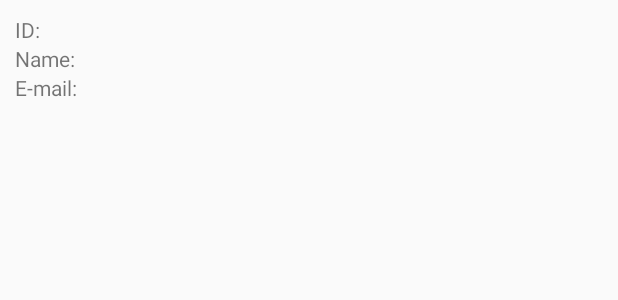
After one commit to Qwenga/CardManager, an Android app: the layout my_accountinfo.xml on its own in the app's theme, with its tools: preview values and no code run, on a phone screen of 412 x 824 dp. The commit adds this screen. Shown: the top 300 px of the screen. Run offline under Robolectric (Android 15) with nearby library versions, the phone set to English and light mode, and no system bars.

Commit message:
mikkel pc

```diff
--- a/app/src/main/java/com/example/rasmusengmark/cardmanager/User.java
+++ b/app/src/main/java/com/example/rasmusengmark/cardmanager/User.java
@@ -19,9 +19,7 @@ public class User {
 
     public String getEmail() {return email; }
 
-    public void setEmail(String email) {
-        this.email = email;
-    }
+    public void setEmail(String email) {this.email = email;}
 
     public Long getId() {
         return _id;
--- /dev/null
+++ b/app/src/main/res/layout/my_accountinfo.xml
@@ -0,0 +1,51 @@
+<?xml version="1.0" encoding="utf-8"?>
+<RelativeLayout xmlns:android="http://schemas.android.com/apk/res/android"
+    android:layout_width="match_parent"
+    android:layout_height="match_parent"
+    android:orientation="vertical"
+    android:padding="10dp">
+
+    <TextView
+        android:id="@+id/textViewIdLabel"
+        android:layout_width="wrap_content"
+        android:layout_height="wrap_content"
+        android:text="@string/accountId"
+        android:layout_alignParentLeft="true"
+        android:layout_alignParentTop="true"/>
+
+    <TextView
+        android:id="@+id/textViewId"
+        android:layout_width="wrap_content"
+        android:layout_height="wrap_content"
+        android:layout_toRightOf="@id/textViewIdLabel"
+        android:layout_alignBaseline="@id/textViewIdLabel" />
+
+    <TextView
+        android:id="@+id/textViewNameLabel"
+        android:layout_width="wrap_content"
+        android:layout_height="wrap_content"
+        android:text="@string/accountName"
+        android:layout_below="@id/textViewIdLabel"/>
+
+    <TextView
+        android:id="@+id/textViewName"
+        android:layout_width="wrap_content"
+        android:layout_height="wrap_content"
+        android:layout_toRightOf="@id/textViewNameLabel"
+        android:layout_alignBaseline="@id/textViewNameLabel"/>
+
+    <TextView
+        android:id="@+id/textViewEmailLabel"
+        android:layout_width="wrap_content"
+        android:layout_height="wrap_content"
+        android:text="@string/accountEmail"
+        android:layout_below="@id/textViewNameLabel"/>
+
+    <TextView
+        android:id="@+id/textViewEmail"
+        android:layout_width="wrap_content"
+        android:layout_height="wrap_content"
+        android:layout_toRightOf="@id/textViewEmailLabel"
+        android:layout_alignBaseline="@id/textViewEmailLabel"/>
+
+</RelativeLayout>
--- a/app/src/main/res/values/strings.xml
+++ b/app/src/main/res/values/strings.xml
@@ -81,5 +81,10 @@
     <string name="google_app_id">AIzaSyCh6XU5VNHnqeZ59g8IguBNSaa_PK0bB7s</string>
     <string name="title_activity_create_user">CreateUser</string>
 
+    // Strings for account information
+    <string name="accountId">ID: </string>
+    <string name="accountName">Name: </string>
+    <string name="accountEmail">E-mail: </string>
+
 
 </resources>
```
Also changed, not shown: app/src/main/java/com/example/rasmusengmark/cardmanager/CreateUserActivity.java (+5 -5 lines), app/src/main/java/com/example/rasmusengmark/cardmanager/MainActivity.java (+3 -7 lines), app/src/main/java/com/example/rasmusengmark/cardmanager/SQLiteAdapter.java (+21 -21 lines), app/src/main/java/com/example/rasmusengmark/cardmanager/SQLiteHelper.java (added, +37 -0 lines), app/src/main/java/com/example/rasmusengmark/cardmanager/UserList.java (+13 -8 lines).
